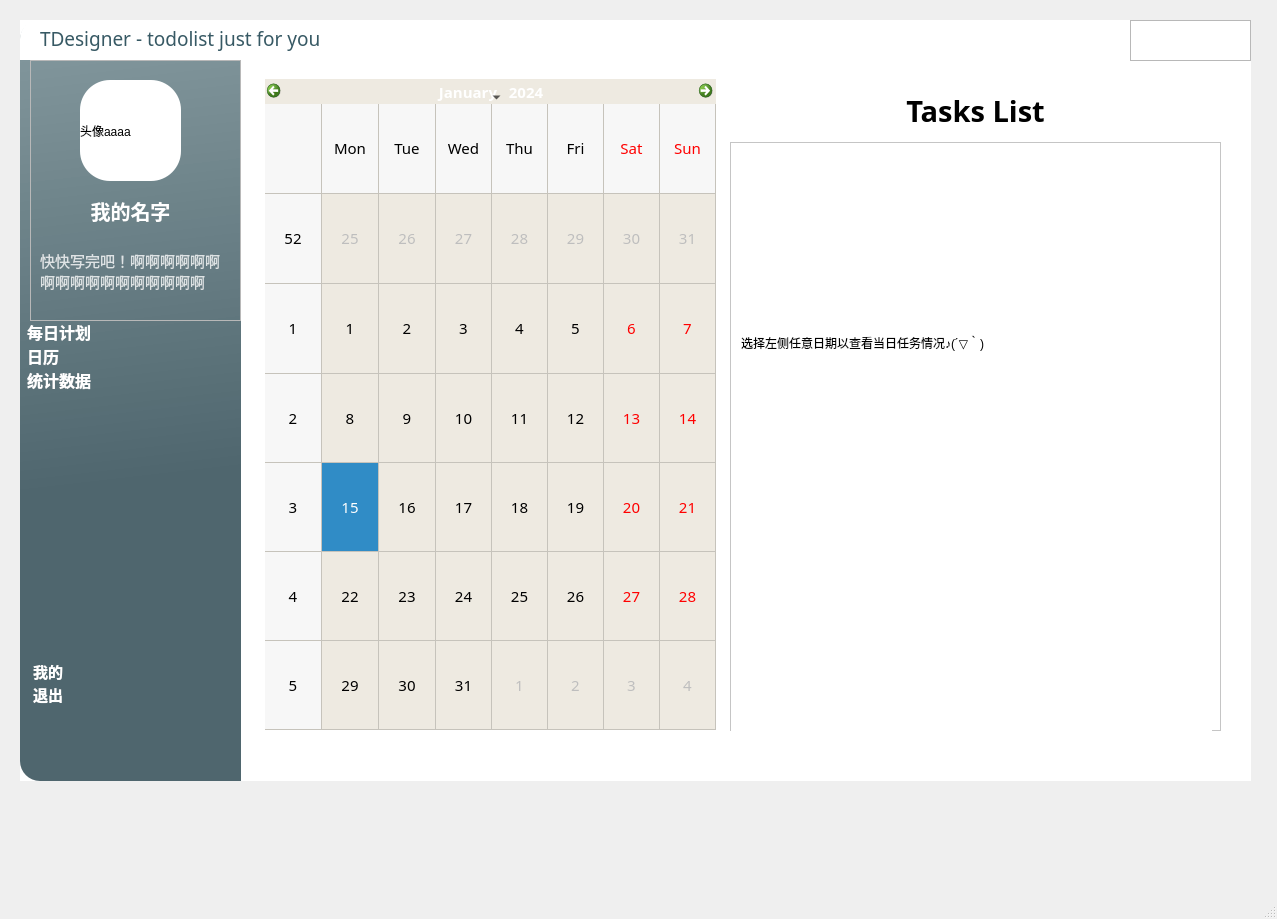
AiDahanwen/BUAA_2024_Python_Project, file frontend/main_interface.ui: the form before one commit.
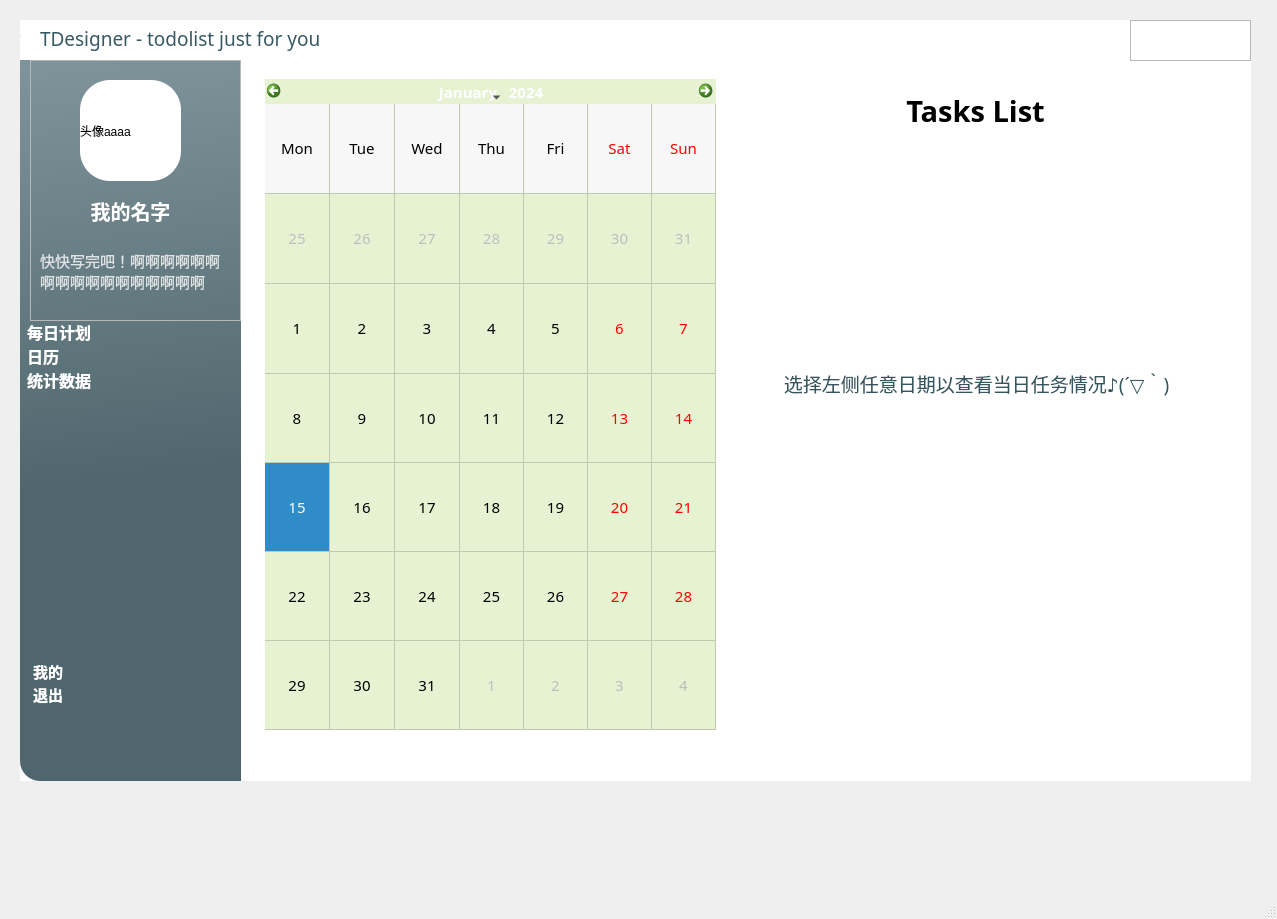
The form after the commit. The open tabs and pages were chosen to show the change. Icons and pictures are not drawn.

Commit message: frontend-modify calendar page-cuzn

```diff
--- a/frontend/main_interface.ui
+++ b/frontend/main_interface.ui
@@ -72,7 +72,7 @@
       </rect>
      </property>
      <property name="styleSheet">
-      <string notr="true">background-color: rgba(236, 236, 236, 0);</string>
+      <string notr="true">background-color:rgba(0, 0, 0, 0);</string>
      </property>
      <property name="currentIndex">
       <number>1</number>
@@ -889,7 +889,7 @@
       </widget>
      </widget>
      <widget class="QWidget" name="page_2">
-      <widget class="QFrame" name="frame">
+      <widget class="QFrame" name="frame_calendar">
        <property name="geometry">
         <rect>
          <x>20</x>
@@ -904,6 +904,9 @@
          <height>701</height>
         </size>
        </property>
+       <property name="styleSheet">
+        <string notr="true"/>
+       </property>
        <widget class="QCalendarWidget" name="calendarWidget">
         <property name="geometry">
          <rect>
@@ -929,20 +932,21 @@
          <font>
           <family>微软雅黑</family>
           <pointsize>11</pointsize>
-          <weight>9</weight>
+          <weight>50</weight>
           <italic>false</italic>
           <bold>false</bold>
          </font>
         </property>
         <property name="styleSheet">
-         <string notr="true">background-color: rgb(238, 234, 225);
-font: 75 11pt &quot;微软雅黑&quot;;
-border-radius:20px;
-</string>
+         <string notr="true">background-color:rgb(231, 242, 211);
+border-radius:20px;</string>
         </property>
         <property name="gridVisible">
          <bool>true</bool>
         </property>
+        <property name="verticalHeaderFormat">
+         <enum>QCalendarWidget::NoVerticalHeader</enum>
+        </property>
        </widget>
        <widget class="QFrame" name="frame_5">
         <property name="geometry">
@@ -966,7 +970,11 @@
          </size>
         </property>
         <property name="styleSheet">
-         <string notr="true">background-color: rgb(255, 255, 255);</string>
+         <string notr="true">QFrame#frame_5{
+background-color: rgba(255, 255, 255, 150);
+border-bottom-left-radius:20px;
+border-bottom-right-radius:20px;
+}</string>
         </property>
         <property name="frameShape">
          <enum>QFrame::StyledPanel</enum>
@@ -1007,22 +1015,34 @@
             <rect>
              <x>10</x>
              <y>190</y>
-             <width>271</width>
-             <height>20</height>
+             <width>471</width>
+             <height>101</height>
             </rect>
            </property>
            <property name="minimumSize">
             <size>
-             <width>271</width>
-             <height>20</height>
+             <width>471</width>
+             <height>101</height>
             </size>
            </property>
+           <property name="font">
+            <font>
+             <family>微软雅黑</family>
+             <pointsize>14</pointsize>
+             <weight>50</weight>
+             <italic>false</italic>
+             <bold>false</bold>
+            </font>
+           </property>
            <property name="styleSheet">
-            <string notr="true">font: 10pt &quot;微软雅黑&quot;;</string>
+            <string notr="true">color: rgb(52, 86, 95);</string>
            </property>
            <property name="text">
             <string>选择左侧任意日期以查看当日任务情况♪(´▽｀)</string>
            </property>
+           <property name="alignment">
+            <set>Qt::AlignCenter</set>
+           </property>
            <property name="wordWrap">
             <bool>true</bool>
            </property>
@@ -1172,52 +1192,6 @@
          </widget>
         </widget>
        </widget>
-       <widget class="QFrame" name="frame_26">
-        <property name="geometry">
-         <rect>
-          <x>9</x>
-          <y>9</y>
-          <width>16</width>
-          <height>683</height>
-         </rect>
-        </property>
-        <property name="sizePolicy">
-         <sizepolicy hsizetype="Preferred" vsizetype="Expanding">
-          <horstretch>0</horstretch>
-          <verstretch>1</verstretch>
-         </sizepolicy>
-        </property>
-        <property name="frameShape">
-         <enum>QFrame::StyledPanel</enum>
-        </property>
-        <property name="frameShadow">
-         <enum>QFrame::Raised</enum>
-        </property>
-        <widget class="QLabel" name="label_19">
-         <property name="geometry">
-          <rect>
-           <x>110</x>
-           <y>10</y>
-           <width>251</width>
-           <height>41</height>
-          </rect>
-         </property>
-         <property name="font">
-          <font>
-           <family>Arial Black</family>
-           <pointsize>20</pointsize>
-           <weight>75</weight>
-           <bold>true</bold>
-          </font>
-         </property>
-         <property name="text">
-          <string>Tasks List</string>
-         </property>
-         <property name="alignment">
-          <set>Qt::AlignCenter</set>
-         </property>
-        </widget>
-       </widget>
        <widget class="QLabel" name="label_20">
         <property name="geometry">
          <rect>
```
Left out of the diff: 83 changed lines with no effect on the pictures. The commit also changes 3 other files.
